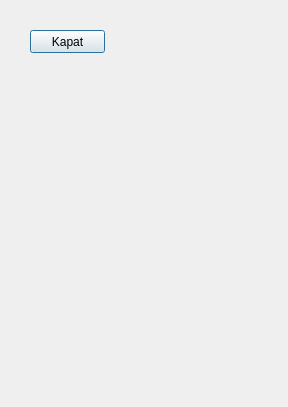
Above: GUI/Otel.ui from ibrahimediz/Python10DesktopProje before the change. Below: the same form after it.
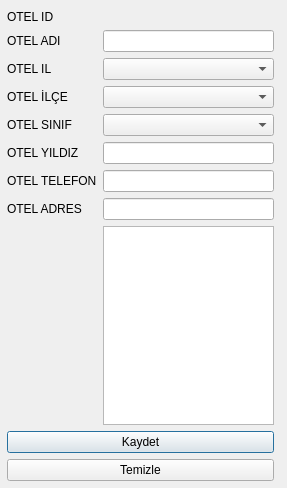
That is the form after the change.

```diff
--- a/GUI/Otel.ui
+++ b/GUI/Otel.ui
@@ -6,25 +6,131 @@
    <rect>
     <x>0</x>
     <y>0</y>
-    <width>288</width>
-    <height>407</height>
+    <width>287</width>
+    <height>488</height>
    </rect>
   </property>
   <property name="windowTitle">
    <string>Ote Bilgi OTOMO</string>
   </property>
-  <widget class="QPushButton" name="pushButton">
+  <widget class="QWidget" name="formLayoutWidget">
    <property name="geometry">
     <rect>
-     <x>30</x>
-     <y>30</y>
-     <width>75</width>
-     <height>23</height>
+     <x>0</x>
+     <y>10</y>
+     <width>281</width>
+     <height>471</height>
     </rect>
    </property>
-   <property name="text">
-    <string>Kapat</string>
-   </property>
+   <layout class="QFormLayout" name="formLayout">
+    <property name="leftMargin">
+     <number>7</number>
+    </property>
+    <property name="rightMargin">
+     <number>7</number>
+    </property>
+    <item row="0" column="0">
+     <widget class="QLabel" name="label_8">
+      <property name="text">
+       <string>OTEL ID</string>
+      </property>
+     </widget>
+    </item>
+    <item row="0" column="1">
+     <widget class="QLabel" name="lblOtelID">
+      <property name="text">
+       <string/>
+      </property>
+     </widget>
+    </item>
+    <item row="1" column="0">
+     <widget class="QLabel" name="label">
+      <property name="text">
+       <string>OTEL ADI</string>
+      </property>
+     </widget>
+    </item>
+    <item row="1" column="1">
+     <widget class="QLineEdit" name="txtAdi"/>
+    </item>
+    <item row="2" column="0">
+     <widget class="QLabel" name="label_2">
+      <property name="text">
+       <string>OTEL IL</string>
+      </property>
+     </widget>
+    </item>
+    <item row="2" column="1">
+     <widget class="QComboBox" name="cmbIL"/>
+    </item>
+    <item row="3" column="0">
+     <widget class="QLabel" name="label_3">
+      <property name="text">
+       <string>OTEL İLÇE</string>
+      </property>
+     </widget>
+    </item>
+    <item row="3" column="1">
+     <widget class="QComboBox" name="cmbILCE"/>
+    </item>
+    <item row="4" column="0">
+     <widget class="QLabel" name="label_4">
+      <property name="text">
+       <string>OTEL SINIF</string>
+      </property>
+     </widget>
+    </item>
+    <item row="4" column="1">
+     <widget class="QComboBox" name="cmbSinif"/>
+    </item>
+    <item row="5" column="0">
+     <widget class="QLabel" name="label_5">
+      <property name="text">
+       <string>OTEL YILDIZ</string>
+      </property>
+     </widget>
+    </item>
+    <item row="5" column="1">
+     <widget class="QLineEdit" name="txtYildiz"/>
+    </item>
+    <item row="6" column="0">
+     <widget class="QLabel" name="label_6">
+      <property name="text">
+       <string>OTEL TELEFON</string>
+      </property>
+     </widget>
+    </item>
+    <item row="6" column="1">
+     <widget class="QLineEdit" name="txtTel"/>
+    </item>
+    <item row="7" column="0">
+     <widget class="QLabel" name="label_7">
+      <property name="text">
+       <string>OTEL ADRES</string>
+      </property>
+     </widget>
+    </item>
+    <item row="7" column="1">
+     <widget class="QLineEdit" name="txtAdres"/>
+    </item>
+    <item row="9" column="0" colspan="2">
+     <widget class="QPushButton" name="btKaydet">
+      <property name="text">
+       <string>Kaydet</string>
+      </property>
+     </widget>
+    </item>
+    <item row="10" column="0" colspan="2">
+     <widget class="QPushButton" name="pushButton_2">
+      <property name="text">
+       <string>Temizle</string>
+      </property>
+     </widget>
+    </item>
+    <item row="8" column="1">
+     <widget class="QListWidget" name="otelListe"/>
+    </item>
+   </layout>
   </widget>
  </widget>
  <resources/>
```
